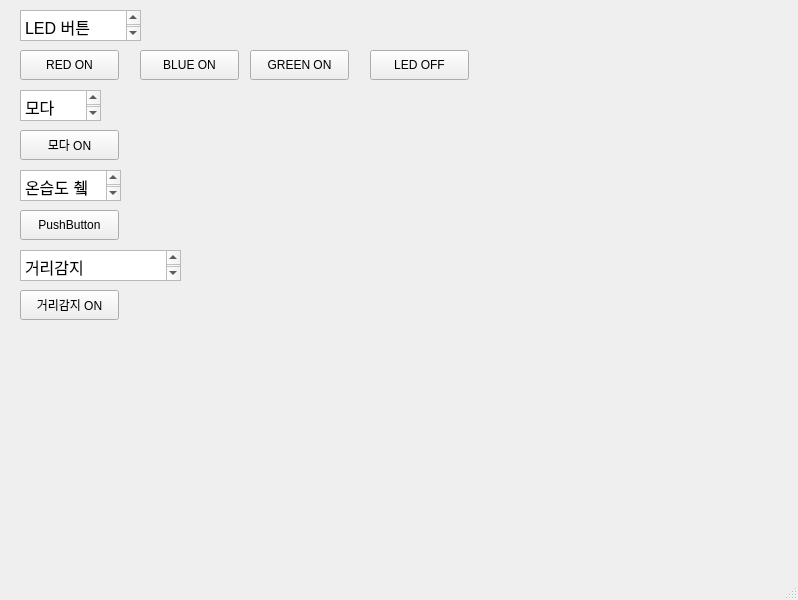
Before: the Qt Designer form day06/main.ui in Hwangji99/basic-hardware-2024, drawn with Qt 5.
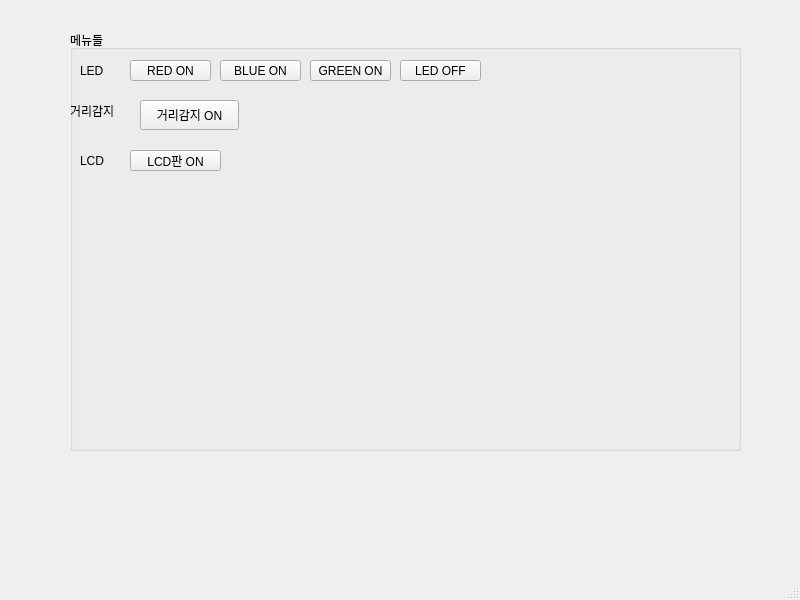
After: the same form once the commit is applied.

Commit message: 테스트 마무리

```diff
--- a/day06/main.ui
+++ b/day06/main.ui
@@ -6,7 +6,7 @@
    <rect>
     <x>0</x>
     <y>0</y>
-    <width>798</width>
+    <width>800</width>
     <height>600</height>
    </rect>
   </property>
@@ -14,157 +14,101 @@
    <string>MainWindow</string>
   </property>
   <widget class="QWidget" name="centralwidget">
-   <widget class="QPushButton" name="btn1">
+   <widget class="QGroupBox" name="groupBox">
     <property name="geometry">
      <rect>
-      <x>20</x>
-      <y>50</y>
-      <width>99</width>
-      <height>30</height>
+      <x>70</x>
+      <y>30</y>
+      <width>671</width>
+      <height>421</height>
+     </rect>
+    </property>
+    <property name="title">
+     <string>메뉴들</string>
+    </property>
+    <widget class="QLabel" name="label">
+     <property name="geometry">
+      <rect>
+       <x>10</x>
+       <y>30</y>
+       <width>68</width>
+       <height>22</height>
+      </rect>
+     </property>
+     <property name="text">
+      <string>LED</string>
+     </property>
+    </widget>
+    <widget class="QPushButton" name="btnred">
+     <property name="geometry">
+      <rect>
+       <x>60</x>
+       <y>30</y>
+       <width>81</width>
+       <height>21</height>
      </rect>
     </property>
     <property name="text">
      <string>RED ON</string>
     </property>
    </widget>
-   <widget class="QPushButton" name="btn4">
+    <widget class="QPushButton" name="btnblue">
     <property name="geometry">
      <rect>
-      <x>370</x>
-      <y>50</y>
-      <width>99</width>
-      <height>30</height>
-     </rect>
-    </property>
-    <property name="text">
-     <string>LED OFF</string>
-    </property>
-   </widget>
-   <widget class="QTextEdit" name="textEdit">
-    <property name="geometry">
-     <rect>
-      <x>20</x>
-      <y>10</y>
-      <width>121</width>
-      <height>31</height>
-     </rect>
-    </property>
-    <property name="html">
-     <string>&lt;!DOCTYPE HTML PUBLIC &quot;-//W3C//DTD HTML 4.0//EN&quot; &quot;http://www.w3.org/TR/REC-html40/strict.dtd&quot;&gt;
-&lt;html&gt;&lt;head&gt;&lt;meta name=&quot;qrichtext&quot; content=&quot;1&quot; /&gt;&lt;style type=&quot;text/css&quot;&gt;
-p, li { white-space: pre-wrap; }
-&lt;/style&gt;&lt;/head&gt;&lt;body style=&quot; font-family:'PibotoLt'; font-size:12pt; font-weight:400; font-style:normal;&quot;&gt;
-&lt;p style=&quot; margin-top:0px; margin-bottom:0px; margin-left:0px; margin-right:0px; -qt-block-indent:0; text-indent:0px;&quot;&gt;LED 버튼&lt;/p&gt;&lt;/body&gt;&lt;/html&gt;</string>
-    </property>
-   </widget>
-   <widget class="QPushButton" name="btn2">
-    <property name="geometry">
-     <rect>
-      <x>140</x>
-      <y>50</y>
-      <width>99</width>
-      <height>30</height>
+       <x>150</x>
+       <y>30</y>
+       <width>81</width>
+       <height>21</height>
      </rect>
     </property>
     <property name="text">
      <string>BLUE ON</string>
     </property>
    </widget>
-   <widget class="QPushButton" name="btn3">
+    <widget class="QPushButton" name="btngreen">
     <property name="geometry">
      <rect>
-      <x>250</x>
-      <y>50</y>
-      <width>99</width>
-      <height>30</height>
+       <x>240</x>
+       <y>30</y>
+       <width>81</width>
+       <height>21</height>
      </rect>
     </property>
     <property name="text">
      <string>GREEN ON</string>
     </property>
    </widget>
-   <widget class="QPushButton" name="btn5">
+    <widget class="QPushButton" name="led_off">
     <property name="geometry">
      <rect>
-      <x>20</x>
-      <y>130</y>
-      <width>99</width>
-      <height>30</height>
-     </rect>
-    </property>
-    <property name="text">
-     <string>모다 ON</string>
-    </property>
-   </widget>
-   <widget class="QTextEdit" name="textEdit_2">
-    <property name="geometry">
-     <rect>
-      <x>20</x>
-      <y>90</y>
+       <x>330</x>
+       <y>30</y>
       <width>81</width>
-      <height>31</height>
-     </rect>
-    </property>
-    <property name="html">
-     <string>&lt;!DOCTYPE HTML PUBLIC &quot;-//W3C//DTD HTML 4.0//EN&quot; &quot;http://www.w3.org/TR/REC-html40/strict.dtd&quot;&gt;
-&lt;html&gt;&lt;head&gt;&lt;meta name=&quot;qrichtext&quot; content=&quot;1&quot; /&gt;&lt;style type=&quot;text/css&quot;&gt;
-p, li { white-space: pre-wrap; }
-&lt;/style&gt;&lt;/head&gt;&lt;body style=&quot; font-family:'PibotoLt'; font-size:12pt; font-weight:400; font-style:normal;&quot;&gt;
-&lt;p style=&quot; margin-top:0px; margin-bottom:0px; margin-left:0px; margin-right:0px; -qt-block-indent:0; text-indent:0px;&quot;&gt;모다 버튼&lt;/p&gt;&lt;/body&gt;&lt;/html&gt;</string>
-    </property>
-   </widget>
-   <widget class="QTextEdit" name="textEdit_3">
+       <height>21</height>
+      </rect>
+     </property>
+     <property name="text">
+      <string>LED OFF</string>
+     </property>
+    </widget>
+    <widget class="QLabel" name="label_2">
     <property name="geometry">
      <rect>
-      <x>20</x>
-      <y>170</y>
-      <width>101</width>
-      <height>31</height>
-     </rect>
-    </property>
-    <property name="html">
-     <string>&lt;!DOCTYPE HTML PUBLIC &quot;-//W3C//DTD HTML 4.0//EN&quot; &quot;http://www.w3.org/TR/REC-html40/strict.dtd&quot;&gt;
-&lt;html&gt;&lt;head&gt;&lt;meta name=&quot;qrichtext&quot; content=&quot;1&quot; /&gt;&lt;style type=&quot;text/css&quot;&gt;
-p, li { white-space: pre-wrap; }
-&lt;/style&gt;&lt;/head&gt;&lt;body style=&quot; font-family:'PibotoLt'; font-size:12pt; font-weight:400; font-style:normal;&quot;&gt;
-&lt;p style=&quot; margin-top:0px; margin-bottom:0px; margin-left:0px; margin-right:0px; -qt-block-indent:0; text-indent:0px;&quot;&gt;온습도 췤&lt;/p&gt;&lt;/body&gt;&lt;/html&gt;</string>
-    </property>
-   </widget>
-   <widget class="QPushButton" name="btn6">
-    <property name="geometry">
-     <rect>
-      <x>20</x>
-      <y>210</y>
-      <width>99</width>
-      <height>30</height>
-     </rect>
-    </property>
+       <x>0</x>
+       <y>70</y>
+       <width>68</width>
+       <height>22</height>
+      </rect>
+     </property>
     <property name="text">
-     <string>PushButton</string>
-    </property>
-   </widget>
-   <widget class="QTextEdit" name="textEdit_4">
+      <string>거리감지</string>
+     </property>
+    </widget>
+    <widget class="QPushButton" name="btn_ultra">
     <property name="geometry">
      <rect>
-      <x>20</x>
-      <y>250</y>
-      <width>161</width>
-      <height>31</height>
-     </rect>
-    </property>
-    <property name="html">
-     <string>&lt;!DOCTYPE HTML PUBLIC &quot;-//W3C//DTD HTML 4.0//EN&quot; &quot;http://www.w3.org/TR/REC-html40/strict.dtd&quot;&gt;
-&lt;html&gt;&lt;head&gt;&lt;meta name=&quot;qrichtext&quot; content=&quot;1&quot; /&gt;&lt;style type=&quot;text/css&quot;&gt;
-p, li { white-space: pre-wrap; }
-&lt;/style&gt;&lt;/head&gt;&lt;body style=&quot; font-family:'PibotoLt'; font-size:12pt; font-weight:400; font-style:normal;&quot;&gt;
-&lt;p style=&quot; margin-top:0px; margin-bottom:0px; margin-left:0px; margin-right:0px; -qt-block-indent:0; text-indent:0px;&quot;&gt;거리감지&lt;/p&gt;&lt;/body&gt;&lt;/html&gt;</string>
-    </property>
-   </widget>
-   <widget class="QPushButton" name="pushButton">
-    <property name="geometry">
-     <rect>
-      <x>20</x>
-      <y>290</y>
+       <x>70</x>
+       <y>70</y>
       <width>99</width>
       <height>30</height>
      </rect>
@@ -173,6 +117,33 @@
      <string>거리감지 ON</string>
     </property>
    </widget>
+    <widget class="QLabel" name="label_3">
+     <property name="geometry">
+      <rect>
+       <x>10</x>
+       <y>120</y>
+       <width>41</width>
+       <height>22</height>
+      </rect>
+     </property>
+     <property name="text">
+      <string>LCD</string>
+     </property>
+    </widget>
+    <widget class="QPushButton" name="btn_fnd">
+     <property name="geometry">
+      <rect>
+       <x>60</x>
+       <y>120</y>
+       <width>91</width>
+       <height>21</height>
+      </rect>
+     </property>
+     <property name="text">
+      <string>LCD판 ON</string>
+     </property>
+    </widget>
+   </widget>
   </widget>
   <widget class="QMenuBar" name="menubar">
    <property name="geometry">
```
Left out of the diff: 6 changed lines with no effect on the pictures. Lines whose indentation alone changed are shown as unchanged. The commit also changes 2 other files.
